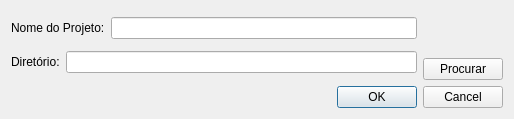
This is views/UI/NewProjectDialog.ui in fbarden/ProjectManager as Qt 5 draws it before an edit. The edited form follows.
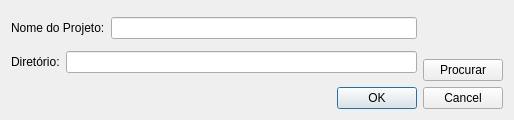
This is the edited form.

The edit to the form file:
```diff
--- a/views/UI/NewProjectDialog.ui
+++ b/views/UI/NewProjectDialog.ui
@@ -7,7 +7,7 @@
     <x>0</x>
     <y>0</y>
     <width>514</width>
-    <height>119</height>
+    <height>120</height>
    </rect>
   </property>
   <property name="windowTitle">
```
